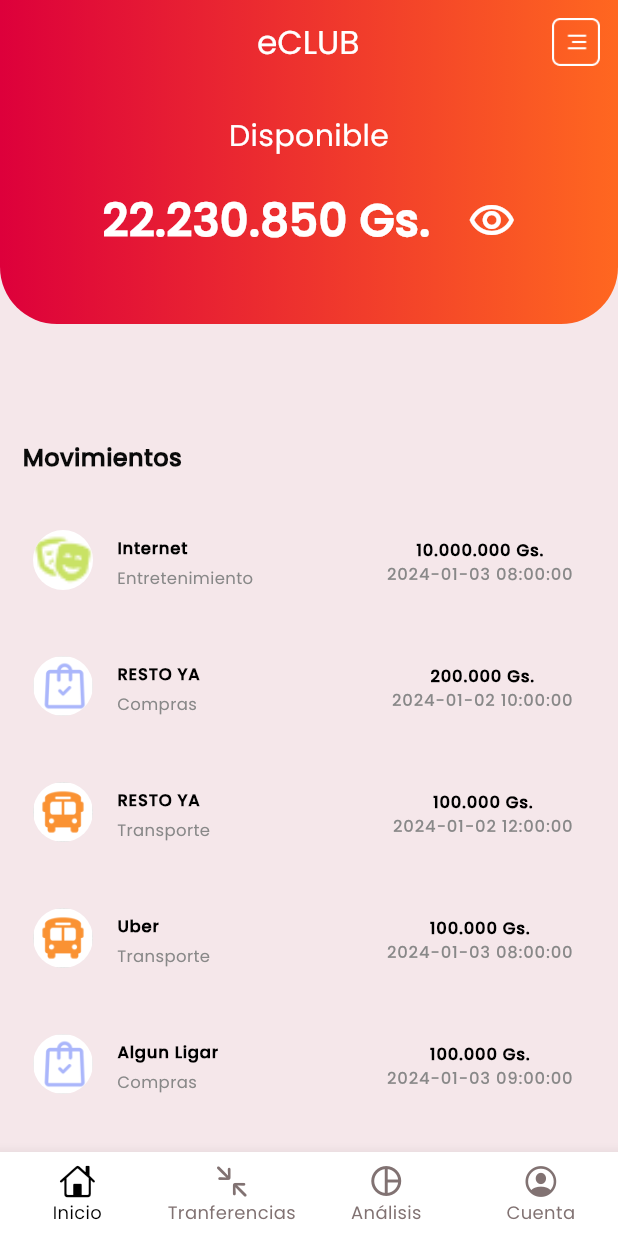
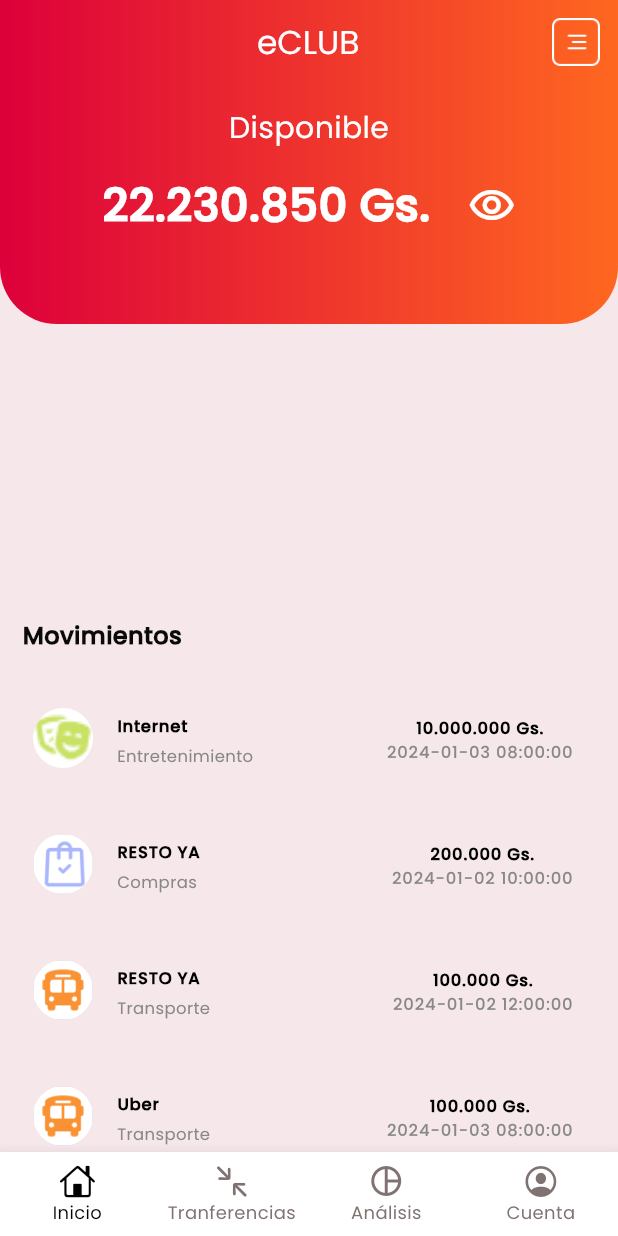
Before and after one commit to Pyaeve/eClubApp, a Flutter app: the screen it shows after launch, on a phone screen of 412 x 824 dp. Run offline on Flutter 3.47's test engine with Material 3 defaults, Android fonts, the phone set to English and light mode, and no system bars; drawn by our look-alikes of flutter_animate; our stand-ins replace fl_chart.

Commit message:
retoques finales

```diff
--- a/lib/components/ChartPieByMounthComponent.dart
+++ b/lib/components/ChartPieByMounthComponent.dart
@@ -133,7 +133,6 @@
 
 
                         });
-
                       },
                     ),
                     borderData: FlBorderData(
--- a/lib/config/App.dart
+++ b/lib/config/App.dart
@@ -1,10 +1,6 @@
 // ignore_for_file: file_names
 
 import 'package:flutter/material.dart';
-import 'package:intl/intl.dart';
-
-import '../helpers/Samples.dart';
-import '../models/Movements.dart';
 
 class AppConfig {
   static const Color kColorPrimary = Color(0xffdf0a5d);
--- a/lib/helpers/Samples.dart
+++ b/lib/helpers/Samples.dart
@@ -1,9 +1,7 @@
+// ignore_for_file: file_names
+
 import '../helpers/Helpers.dart';
 import 'package:eclubapp/models/Movements.dart';
-import 'package:flutter/material.dart';
-import 'package:intl/intl.dart';
-
-import '../config/App.dart';
 
  List<Movements> movs = [
   Movements(
--- a/lib/screens/BillsScreen.dart
+++ b/lib/screens/BillsScreen.dart
@@ -57,7 +57,12 @@
 
               Center(child:
 
-               BillsByMounthContentComponent(mounth: 'enero'),
+               Column(
+
+                 children: [
+                   BillsByMounthContentComponent(mounth: 'enero'),
+                 ],
+               ),
 
               ),
               //  MovementsCategoriesListView
--- a/lib/screens/HomeScreen.dart
+++ b/lib/screens/HomeScreen.dart
@@ -89,7 +89,7 @@
                   child: Column(
                     children: <Widget>[
                       const SizedBox(
-                        height: 20,
+                        height: 15,
                       ),
                       const Text('Disponible',
                               style:
@@ -99,7 +99,7 @@
                       // baseline=800ms
 
                       const SizedBox(
-                        height: 20,
+                        height: 15,
                       ),
                       Row(
                         mainAxisAlignment: MainAxisAlignment.center,
@@ -129,7 +129,7 @@
               ],
             ),
           ),
-          const Expanded(flex: 2, child: MovementsListView())
+          const Expanded(flex: 1, child: MovementsListView())
         ],
       ),
     );
--- a/lib/screens/MovementsDetailsScreen.dart
+++ b/lib/screens/MovementsDetailsScreen.dart
@@ -3,8 +3,6 @@
 import 'package:eclubapp/components/MenuRightActionBar.dart';
 import 'package:eclubapp/helpers/Helpers.dart';
 import 'package:flutter/material.dart';
-import '../config/App.dart';
-import '../helpers/Samples.dart';
 import '../models/Movements.dart';
 
 class MovementsDetailsScreen extends StatefulWidget {
```
Also changed, not shown: 1 other file.
